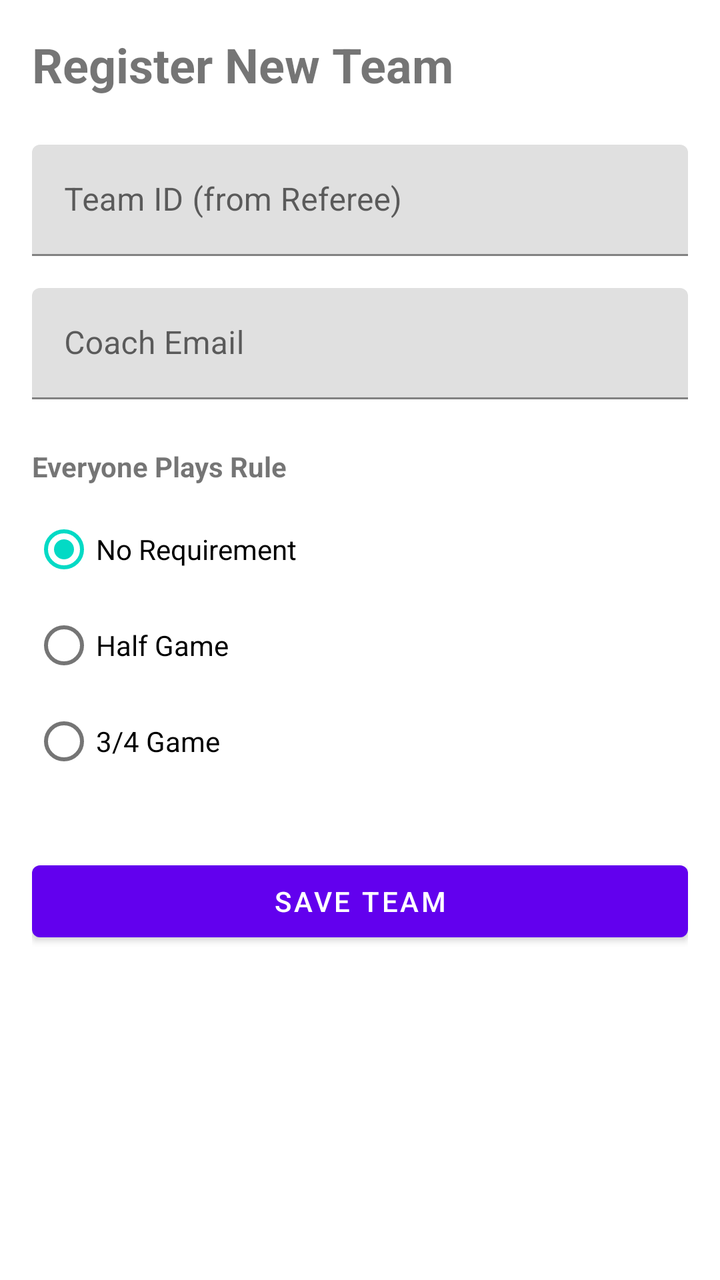
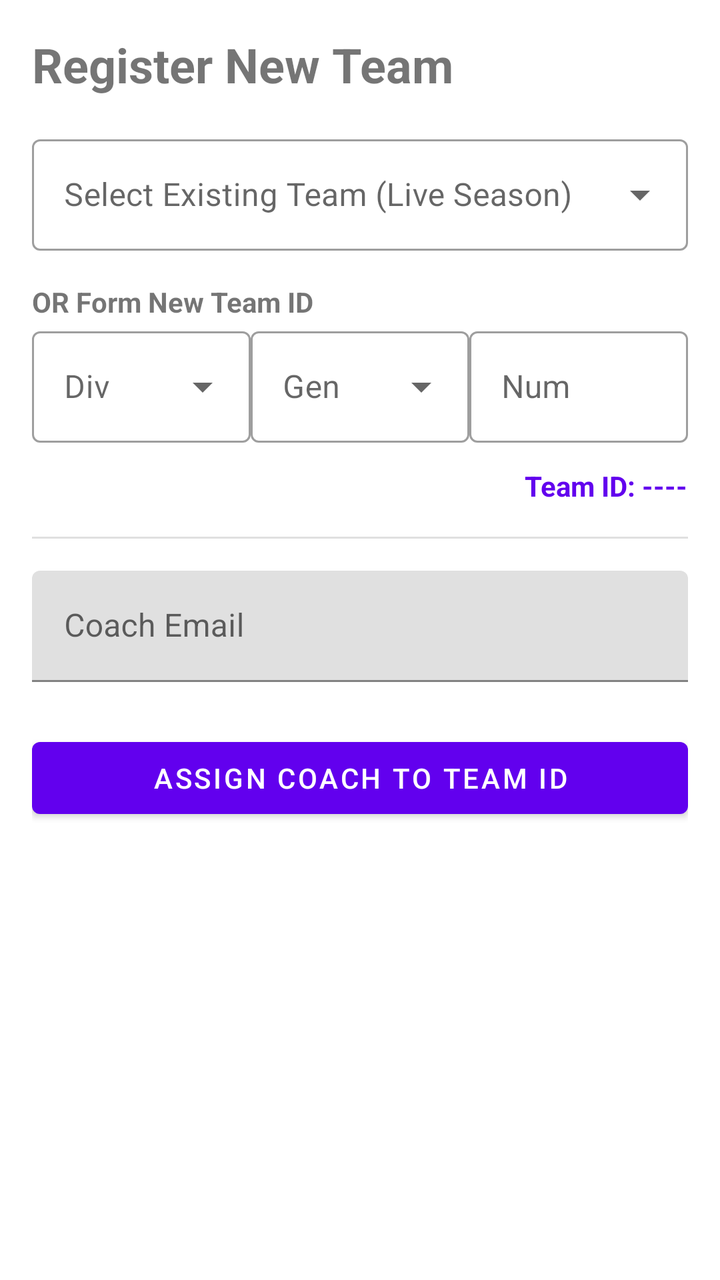

The first picture is an Android layout as it rendered before a commit; the second is the same layout after the commit. The layout source and the unified diff follow.
<!-- AndroidManifest.xml: application theme Theme.Teams -->
<!-- res/layout/fragment_add_team.xml -->
<?xml version="1.0" encoding="utf-8"?>
<androidx.constraintlayout.widget.ConstraintLayout xmlns:android="http://schemas.android.com/apk/res/android"
    xmlns:app="http://schemas.android.com/apk/res-auto"
    xmlns:tools="http://schemas.android.com/tools"
    android:layout_width="match_parent"
    android:layout_height="match_parent"
    android:padding="16dp"
    tools:context=".ui.admin.AddTeamFragment">

    <TextView
        android:id="@+id/text_title"
        android:layout_width="wrap_content"
        android:layout_height="wrap_content"
        android:text="@string/title_add_team"
        android:textSize="24sp"
        android:textStyle="bold"
        app:layout_constraintStart_toStartOf="parent"
        app:layout_top_toTopOf="parent" />

    <com.google.android.material.textfield.TextInputLayout
        android:id="@+id/layout_team_id"
        android:layout_width="match_parent"
        android:layout_height="wrap_content"
        android:layout_marginTop="24dp"
        android:hint="@string/label_team_id"
        app:layout_constraintTop_toBottomOf="@id/text_title">

        <com.google.android.material.textfield.TextInputEditText
            android:id="@+id/edit_team_id"
            android:layout_width="match_parent"
            android:layout_height="wrap_content" />
    </com.google.android.material.textfield.TextInputLayout>

    <com.google.android.material.textfield.TextInputLayout
        android:id="@+id/layout_coach_email"
        android:layout_width="match_parent"
        android:layout_height="wrap_content"
        android:layout_marginTop="16dp"
        android:hint="@string/label_coach_email"
        app:layout_constraintTop_toBottomOf="@id/layout_team_id">

        <com.google.android.material.textfield.TextInputEditText
            android:id="@+id/edit_coach_email"
            android:layout_width="match_parent"
            android:layout_height="wrap_content"
            android:inputType="textEmailAddress" />
    </com.google.android.material.textfield.TextInputLayout>

    <TextView
        android:id="@+id/text_criteria_label"
        android:layout_width="wrap_content"
        android:layout_height="wrap_content"
        android:layout_marginTop="24dp"
        android:text="@string/label_play_criteria"
        android:textStyle="bold"
        app:layout_constraintStart_toStartOf="parent"
        app:layout_top_toTopOf="parent"
        app:layout_constraintTop_toBottomOf="@id/layout_coach_email" />

    <RadioGroup
        android:id="@+id/radio_group_criteria"
        android:layout_width="match_parent"
        android:layout_height="wrap_content"
        android:layout_marginTop="8dp"
        app:layout_constraintTop_toBottomOf="@id/text_criteria_label">

        <RadioButton
            android:id="@+id/radio_none"
            android:layout_width="wrap_content"
            android:layout_height="wrap_content"
            android:text="@string/criteria_none"
            android:checked="true" />

        <RadioButton
            android:id="@+id/radio_half"
            android:layout_width="wrap_content"
            android:layout_height="wrap_content"
            android:text="@string/criteria_half" />

        <RadioButton
            android:id="@+id/radio_three_quarters"
            android:layout_width="wrap_content"
            android:layout_height="wrap_content"
            android:text="@string/criteria_three_quarters" />
    </RadioGroup>

    <Button
        android:id="@+id/btn_save"
        android:layout_width="match_parent"
        android:layout_height="wrap_content"
        android:layout_marginTop="32dp"
        android:text="@string/btn_save_team"
        app:layout_constraintTop_toBottomOf="@id/radio_group_criteria" />

</androidx.constraintlayout.widget.ConstraintLayout>
<!-- resources referenced by this layout -->
<resources>
  <string name="btn_save_team">Save Team</string>
  <string name="criteria_half">Half Game</string>
  <string name="criteria_none">No Requirement</string>
  <string name="criteria_three_quarters">3/4 Game</string>
  <string name="label_coach_email">Coach Email</string>
  <string name="label_play_criteria">Everyone Plays Rule</string>
  <string name="label_team_id">Team ID (from Referee)</string>
  <string name="title_add_team">Register New Team</string>
  <style name="Theme.Teams" parent="Theme.MaterialComponents.DayNight.DarkActionBar">
          
          <item name="colorPrimary">@color/purple_500</item>
          <item name="colorPrimaryVariant">@color/purple_700</item>
          <item name="colorOnPrimary">@color/white</item>
          
          <item name="colorSecondary">@color/teal_200</item>
          <item name="colorSecondaryVariant">@color/teal_700</item>
          <item name="colorOnSecondary">@color/black</item>
          
          <item name="android:statusBarColor">?attr/colorPrimaryVariant</item>
          
      </style>
  <color name="purple_500">#FF6200EE</color>
  <color name="purple_700">#FF3700B3</color>
  <color name="white">#FFFFFFFF</color>
  <color name="teal_200">#FF03DAC5</color>
  <color name="teal_700">#FF018786</color>
  <color name="black">#FF000000</color>
</resources>

<!-- the commit's change to res/layout/fragment_add_team.xml (unified diff, before → after) -->
@@ -15,21 +15,99 @@
         android:textSize="24sp"
         android:textStyle="bold"
         app:layout_constraintStart_toStartOf="parent"
-        app:layout_top_toTopOf="parent" />
+        app:layout_constraintTop_toTopOf="parent" />
 
     <com.google.android.material.textfield.TextInputLayout
-        android:id="@+id/layout_team_id"
+        android:id="@+id/layout_cloud_sync"
+        style="@style/Widget.MaterialComponents.TextInputLayout.OutlinedBox.ExposedDropdownMenu"
         android:layout_width="match_parent"
         android:layout_height="wrap_content"
-        android:layout_marginTop="24dp"
-        android:hint="@string/label_team_id"
+        android:layout_marginTop="16dp"
+        android:hint="Select Existing Team (Live Season)"
         app:layout_constraintTop_toBottomOf="@id/text_title">
 
-        <com.google.android.material.textfield.TextInputEditText
-            android:id="@+id/edit_team_id"
+        <AutoCompleteTextView
+            android:id="@+id/auto_complete_cloud_teams"
             android:layout_width="match_parent"
-            android:layout_height="wrap_content" />
+            android:layout_height="wrap_content"
+            android:inputType="none" />
     </com.google.android.material.textfield.TextInputLayout>
+
+    <TextView
+        android:id="@+id/text_team_id_builder_label"
+        android:layout_width="wrap_content"
+        android:layout_height="wrap_content"
+        android:layout_marginTop="16dp"
+        android:text="OR Form New Team ID"
+        android:textStyle="bold"
+        app:layout_constraintStart_toStartOf="parent"
+        app:layout_constraintTop_toBottomOf="@id/layout_cloud_sync" />
+
+    <LinearLayout
+        android:id="@+id/layout_builder_row"
+        android:layout_width="match_parent"
+        android:layout_height="wrap_content"
+        android:orientation="horizontal"
+        android:weightSum="3"
+        app:layout_constraintTop_toBottomOf="@id/text_team_id_builder_label">
+
+        <com.google.android.material.textfield.TextInputLayout
+            style="@style/Widget.MaterialComponents.TextInputLayout.OutlinedBox.ExposedDropdownMenu"
+            android:layout_width="0dp"
+            android:layout_height="wrap_content"
+            android:layout_weight="1"
+            android:hint="Div">
+            <AutoCompleteTextView
+                android:id="@+id/auto_complete_builder_div"
+                android:layout_width="match_parent"
+                android:layout_height="wrap_content"
+                android:inputType="none" />
+        </com.google.android.material.textfield.TextInputLayout>
+
+        <com.google.android.material.textfield.TextInputLayout
+            style="@style/Widget.MaterialComponents.TextInputLayout.OutlinedBox.ExposedDropdownMenu"
+            android:layout_width="0dp"
+            android:layout_height="wrap_content"
+            android:layout_weight="1"
+            android:hint="Gen">
+            <AutoCompleteTextView
+                android:id="@+id/auto_complete_builder_gen"
+                android:layout_width="match_parent"
+                android:layout_height="wrap_content"
+                android:inputType="none" />
+        </com.google.android.material.textfield.TextInputLayout>
+
+        <com.google.android.material.textfield.TextInputLayout
+            style="@style/Widget.MaterialComponents.TextInputLayout.OutlinedBox"
+            android:layout_width="0dp"
+            android:layout_height="wrap_content"
+            android:layout_weight="1"
+            android:hint="Num">
+            <com.google.android.material.textfield.TextInputEditText
+                android:id="@+id/edit_builder_num"
+                android:layout_width="match_parent"
+                android:layout_height="wrap_content"
+                android:inputType="number" />
+        </com.google.android.material.textfield.TextInputLayout>
+    </LinearLayout>
+
+    <TextView
+        android:id="@+id/text_generated_id"
+        android:layout_width="wrap_content"
+        android:layout_height="wrap_content"
+        android:layout_marginTop="12dp"
+        android:text="Team ID: ----"
+        android:textColor="?attr/colorPrimary"
+        android:textStyle="bold"
+        app:layout_constraintEnd_toEndOf="parent"
+        app:layout_constraintTop_toBottomOf="@id/layout_builder_row" />
+
+    <com.google.android.material.divider.MaterialDivider
+        android:id="@+id/divider_builder"
+        android:layout_width="match_parent"
+        android:layout_height="wrap_content"
+        android:layout_marginTop="16dp"
+        app:layout_constraintTop_toBottomOf="@id/text_generated_id" />
 
     <com.google.android.material.textfield.TextInputLayout
         android:id="@+id/layout_coach_email"
@@ -37,7 +115,7 @@
         android:layout_height="wrap_content"
         android:layout_marginTop="16dp"
         android:hint="@string/label_coach_email"
-        app:layout_constraintTop_toBottomOf="@id/layout_team_id">
+        app:layout_constraintTop_toBottomOf="@id/divider_builder">
 
         <com.google.android.material.textfield.TextInputEditText
             android:id="@+id/edit_coach_email"
@@ -46,50 +124,12 @@
             android:inputType="textEmailAddress" />
     </com.google.android.material.textfield.TextInputLayout>
 
-    <TextView
-        android:id="@+id/text_criteria_label"
-        android:layout_width="wrap_content"
-        android:layout_height="wrap_content"
-        android:layout_marginTop="24dp"
-        android:text="@string/label_play_criteria"
-        android:textStyle="bold"
-        app:layout_constraintStart_toStartOf="parent"
-        app:layout_top_toTopOf="parent"
-        app:layout_constraintTop_toBottomOf="@id/layout_coach_email" />
-
-    <RadioGroup
-        android:id="@+id/radio_group_criteria"
-        android:layout_width="match_parent"
-        android:layout_height="wrap_content"
-        android:layout_marginTop="8dp"
-        app:layout_constraintTop_toBottomOf="@id/text_criteria_label">
-
-        <RadioButton
-            android:id="@+id/radio_none"
-            android:layout_width="wrap_content"
-            android:layout_height="wrap_content"
-            android:text="@string/criteria_none"
-            android:checked="true" />
-
-        <RadioButton
-            android:id="@+id/radio_half"
-            android:layout_width="wrap_content"
-            android:layout_height="wrap_content"
-            android:text="@string/criteria_half" />
-
-        <RadioButton
-            android:id="@+id/radio_three_quarters"
-            android:layout_width="wrap_content"
-            android:layout_height="wrap_content"
-            android:text="@string/criteria_three_quarters" />
-    </RadioGroup>
-
     <Button
         android:id="@+id/btn_save"
         android:layout_width="match_parent"
         android:layout_height="wrap_content"
-        android:layout_marginTop="32dp"
-        android:text="@string/btn_save_team"
-        app:layout_constraintTop_toBottomOf="@id/radio_group_criteria" />
+        android:layout_marginTop="24dp"
+        android:text="Assign Coach to Team ID"
+        app:layout_constraintTop_toBottomOf="@id/layout_coach_email" />
 
 </androidx.constraintlayout.widget.ConstraintLayout>
<!-- resource entries referenced after the edit -->
@@ -1,12 +1,6 @@
 <!-- resources referenced by this layout -->
 <resources>
-  <string name="btn_save_team">Save Team</string>
-  <string name="criteria_half">Half Game</string>
-  <string name="criteria_none">No Requirement</string>
-  <string name="criteria_three_quarters">3/4 Game</string>
   <string name="label_coach_email">Coach Email</string>
-  <string name="label_play_criteria">Everyone Plays Rule</string>
-  <string name="label_team_id">Team ID (from Referee)</string>
   <string name="title_add_team">Register New Team</string>
   <style name="Theme.Teams" parent="Theme.MaterialComponents.DayNight.DarkActionBar">
           
